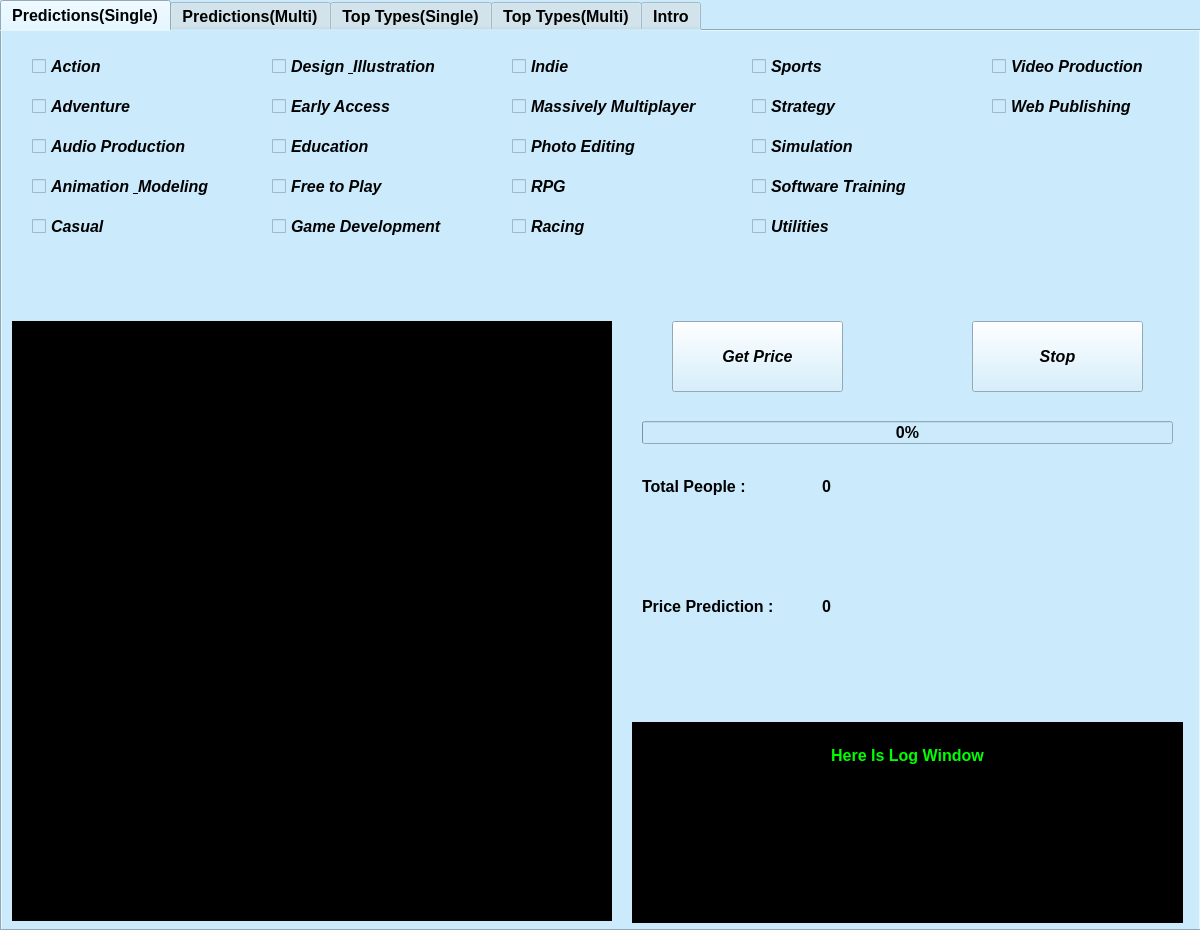
Above: SteamAnalyzer.ui from ramadepo/Ncu-DataScience-SteamAnalyzer before the change. Below: the same form after it.
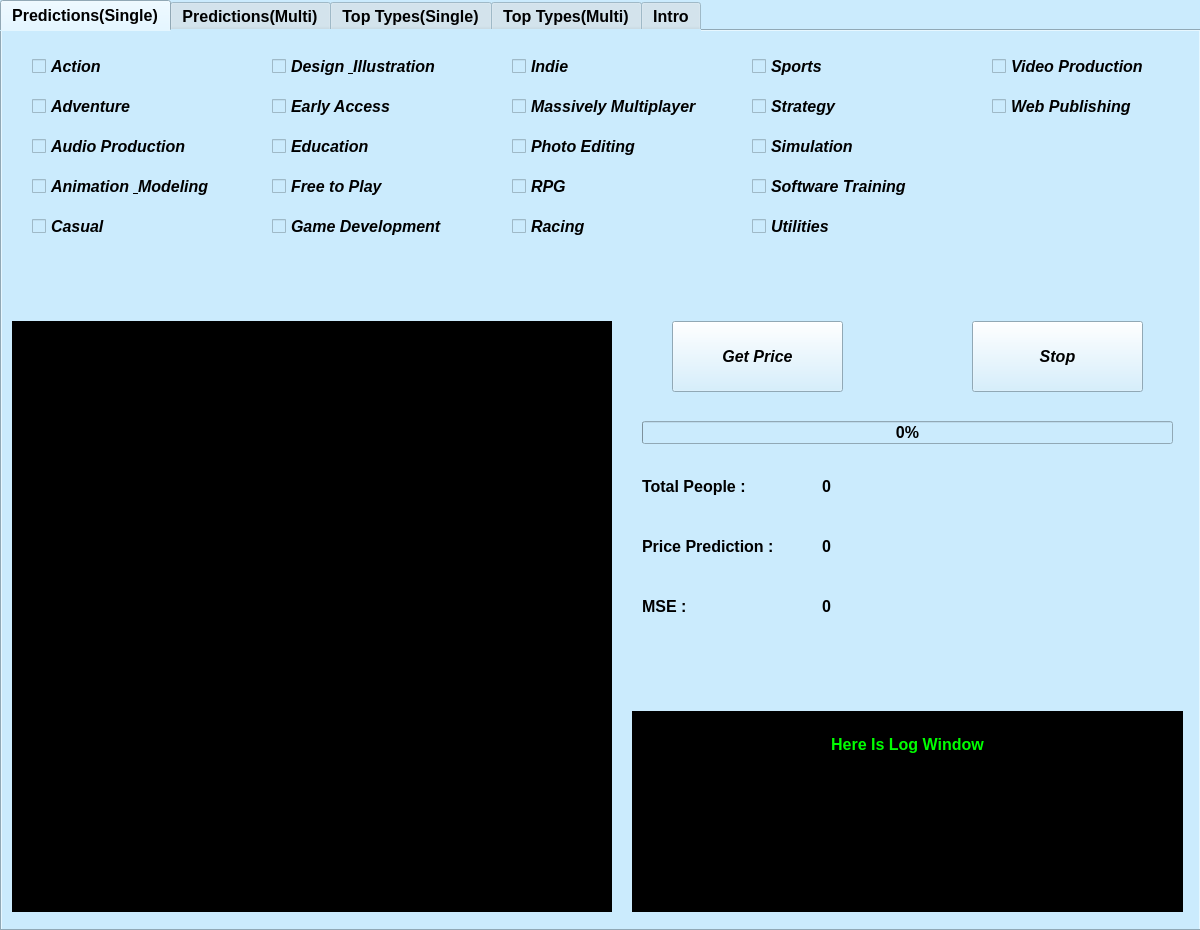
That is the form after the change.

```diff
--- a/SteamAnalyzer.ui
+++ b/SteamAnalyzer.ui
@@ -80,7 +80,7 @@
         <x>10</x>
         <y>290</y>
         <width>600</width>
-        <height>600</height>
+        <height>591</height>
        </rect>
       </property>
       <property name="font">
@@ -603,7 +603,7 @@
       <property name="geometry">
        <rect>
         <x>640</x>
-        <y>560</y>
+        <y>500</y>
         <width>161</width>
         <height>31</height>
        </rect>
@@ -624,7 +624,7 @@
       <property name="geometry">
        <rect>
         <x>820</x>
-        <y>560</y>
+        <y>500</y>
         <width>161</width>
         <height>31</height>
        </rect>
@@ -645,7 +645,7 @@
       <property name="geometry">
        <rect>
         <x>630</x>
-        <y>691</y>
+        <y>680</y>
         <width>551</width>
         <height>201</height>
        </rect>
@@ -734,6 +734,48 @@
        <string>Total People : </string>
       </property>
      </widget>
+     <widget class="QLabel" name="label_sin_mse">
+      <property name="geometry">
+       <rect>
+        <x>640</x>
+        <y>560</y>
+        <width>161</width>
+        <height>31</height>
+       </rect>
+      </property>
+      <property name="font">
+       <font>
+        <pointsize>12</pointsize>
+        <weight>75</weight>
+        <italic>false</italic>
+        <bold>true</bold>
+       </font>
+      </property>
+      <property name="text">
+       <string>MSE :</string>
+      </property>
+     </widget>
+     <widget class="QLabel" name="label_sin_msenum">
+      <property name="geometry">
+       <rect>
+        <x>820</x>
+        <y>560</y>
+        <width>161</width>
+        <height>31</height>
+       </rect>
+      </property>
+      <property name="font">
+       <font>
+        <pointsize>12</pointsize>
+        <weight>75</weight>
+        <italic>false</italic>
+        <bold>true</bold>
+       </font>
+      </property>
+      <property name="text">
+       <string>0</string>
+      </property>
+     </widget>
     </widget>
     <widget class="QWidget" name="tab_mul_price">
      <attribute name="title">
```
Left out of the diff: 50 changed lines with no effect on the pictures.
